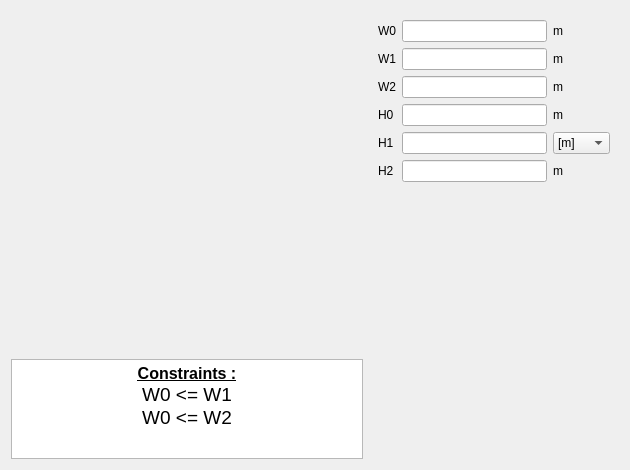
This is pyleecan/GUI/Dialog/DMachineSetup/SWSlot/PWSlot21/PWSlot21.ui in Eomys/pyleecan as Qt 5 draws it before an edit. The edited form follows.
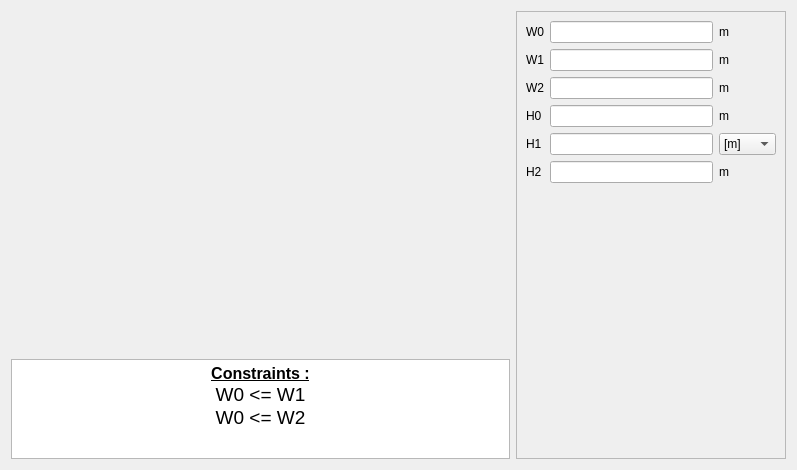
This is the edited form. Icons and pictures are not drawn. Custom widgets are drawn as their Qt base class.

Commit message: [CO] Scroll widget for right column

```diff
--- a/pyleecan/GUI/Dialog/DMachineSetup/SWSlot/PWSlot21/PWSlot21.ui
+++ b/pyleecan/GUI/Dialog/DMachineSetup/SWSlot/PWSlot21/PWSlot21.ui
@@ -6,7 +6,7 @@
    <rect>
     <x>0</x>
     <y>0</y>
-    <width>630</width>
+    <width>797</width>
     <height>470</height>
    </rect>
   </property>
@@ -87,18 +87,30 @@
     </layout>
    </item>
    <item>
-    <widget class="QWidget" name="widget" native="true">
+    <widget class="QScrollArea" name="scrollArea">
      <property name="minimumSize">
       <size>
-       <width>250</width>
+       <width>270</width>
        <height>0</height>
       </size>
      </property>
      <property name="maximumSize">
       <size>
-       <width>250</width>
+       <width>270</width>
        <height>16777215</height>
       </size>
+     </property>
+     <property name="widgetResizable">
+      <bool>true</bool>
+     </property>
+     <widget class="QWidget" name="scrollAreaWidgetContents">
+      <property name="geometry">
+       <rect>
+        <x>0</x>
+        <y>0</y>
+        <width>268</width>
+        <height>446</height>
+       </rect>
      </property>
      <layout class="QVBoxLayout" name="verticalLayout">
       <item>
@@ -236,6 +248,7 @@
        <widget class="WWSlotOut" name="w_out" native="true"/>
       </item>
      </layout>
+     </widget>
     </widget>
    </item>
   </layout>
```
Lines whose indentation alone changed are shown as unchanged. The commit also changes 84 other files.
